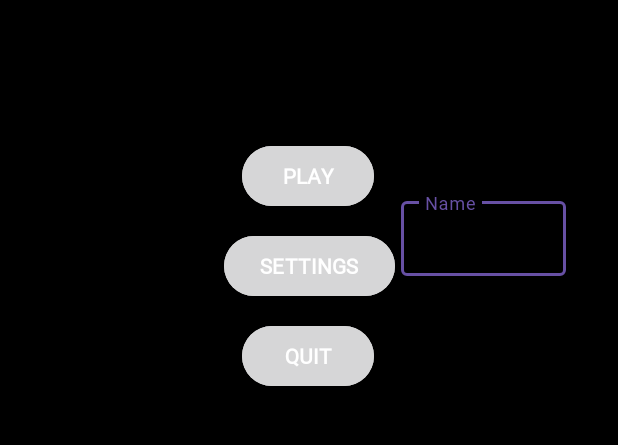
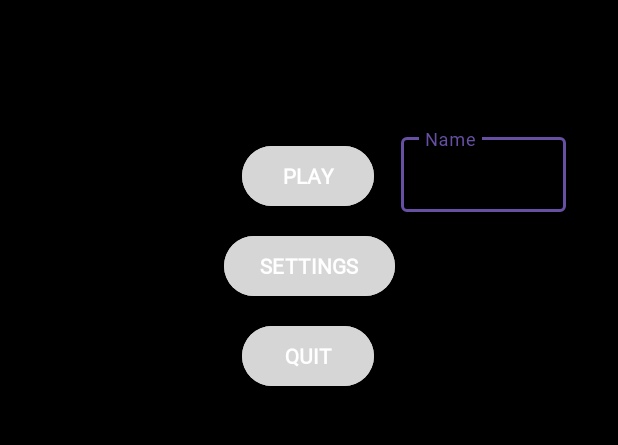
Before and after one commit to windbow27/not-zero-ranger, an Android app: the screen it shows after launch (MainActivity), after a tap on "PLAY", on a phone screen of 412 x 824 dp, the part 522-967 px from its top. Run offline under Robolectric (Android 15) with nearby library versions, the phone set to English and light mode, and no system bars.

```diff
--- a/app/src/main/java/com/example/notzeroranger/game/GameView.kt
+++ b/app/src/main/java/com/example/notzeroranger/game/GameView.kt
@@ -165,6 +165,7 @@ class GameLoopThread(private val surfaceHolder: SurfaceHolder, private val conte
                         values.put("name", Player.name)
                         values.put("score", player.getPoints())
                         db.insert(HighScore.PlayerEntry.TABLE_NAME, "", values)
+                        //db.delete(HighScore.PlayerEntry.TABLE_NAME,null,null)
                         db.close()
                     }
                 }
--- a/app/src/main/res/layout/activity_main.xml
+++ b/app/src/main/res/layout/activity_main.xml
@@ -85,12 +85,13 @@
         android:id="@+id/nameLayout"
         android:layout_width="110dp"
         android:layout_height="55dp"
-        android:layout_marginBottom="292dp"
         android:visibility="invisible"
         app:layout_constraintBottom_toBottomOf="parent"
         app:layout_constraintEnd_toEndOf="parent"
         app:layout_constraintHorizontal_bias="0.346"
-        app:layout_constraintStart_toEndOf="@+id/playButton">
+        app:layout_constraintStart_toEndOf="@+id/playButton"
+        app:layout_constraintTop_toTopOf="parent"
+        app:layout_constraintVertical_bias="0.565">
 
         <com.google.android.material.textfield.TextInputEditText
             android:id="@+id/name_input"
```
